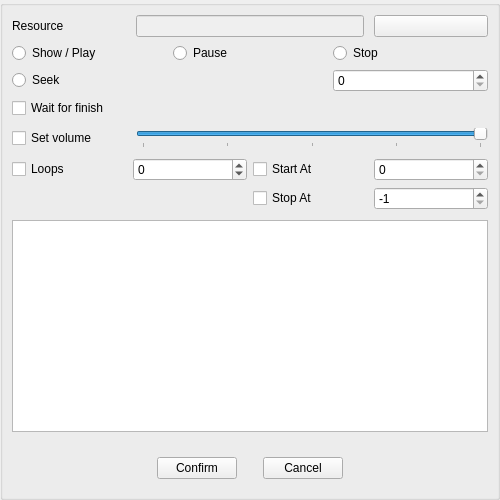
RemotelyChaotic/JOIPEngine, file src/Editor/Script/ResourceSnippetOverlay.ui: the form before one commit.
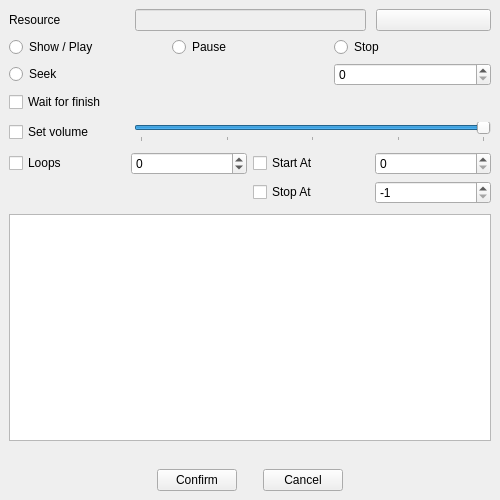
The form after the commit. Custom widgets are drawn as their Qt base class.

Commit message: Dynamically resizable popups for code generation

Patch:
```diff
--- a/src/Editor/Script/ResourceSnippetOverlay.ui
+++ b/src/Editor/Script/ResourceSnippetOverlay.ui
@@ -29,13 +29,93 @@
    <property name="spacing">
     <number>0</number>
    </property>
-   <item row="0" column="0">
-    <widget class="QGroupBox" name="groupBox">
-     <property name="title">
-      <string/>
-     </property>
-     <layout class="QGridLayout" name="gridLayout_5">
+   <item row="1" column="0">
+    <widget class="QWidget" name="widget" native="true">
+     <layout class="QGridLayout" name="gridLayout">
+      <item row="2" column="2">
+       <spacer name="horizontalSpacer_3">
+        <property name="orientation">
+         <enum>Qt::Horizontal</enum>
+        </property>
+        <property name="sizeType">
+         <enum>QSizePolicy::Fixed</enum>
+        </property>
+        <property name="sizeHint" stdset="0">
+         <size>
+          <width>20</width>
+          <height>20</height>
+         </size>
+        </property>
+       </spacer>
+      </item>
       <item row="2" column="1">
+       <widget class="QPushButton" name="pConfirmButton">
+        <property name="text">
+         <string>Confirm</string>
+        </property>
+       </widget>
+      </item>
+      <item row="2" column="0">
+       <spacer name="horizontalSpacer_2">
+        <property name="orientation">
+         <enum>Qt::Horizontal</enum>
+        </property>
+        <property name="sizeHint" stdset="0">
+         <size>
+          <width>40</width>
+          <height>20</height>
+         </size>
+        </property>
+       </spacer>
+      </item>
+      <item row="2" column="5">
+       <spacer name="horizontalSpacer">
+        <property name="orientation">
+         <enum>Qt::Horizontal</enum>
+        </property>
+        <property name="sizeHint" stdset="0">
+         <size>
+          <width>40</width>
+          <height>20</height>
+         </size>
+        </property>
+       </spacer>
+      </item>
+      <item row="2" column="3">
+       <widget class="QPushButton" name="pCancelButton">
+        <property name="text">
+         <string>Cancel</string>
+        </property>
+       </widget>
+      </item>
+     </layout>
+    </widget>
+   </item>
+   <item row="0" column="0">
+    <widget class="QScrollArea" name="pScrollArea">
+     <property name="frameShape">
+      <enum>QFrame::NoFrame</enum>
+     </property>
+     <property name="frameShadow">
+      <enum>QFrame::Plain</enum>
+     </property>
+     <property name="lineWidth">
+      <number>0</number>
+     </property>
+     <property name="widgetResizable">
+      <bool>true</bool>
+     </property>
+     <widget class="QWidget" name="scrollAreaWidgetContents">
+      <property name="geometry">
+       <rect>
+        <x>0</x>
+        <y>0</y>
+        <width>500</width>
+        <height>459</height>
+       </rect>
+      </property>
+      <layout class="QGridLayout" name="gridLayout_8">
+       <item row="1" column="0">
        <widget class="QWidget" name="widget_2" native="true">
         <layout class="QGridLayout" name="gridLayout_4">
          <property name="leftMargin">
@@ -97,7 +177,7 @@
         </layout>
        </widget>
       </item>
-      <item row="1" column="1">
+       <item row="0" column="0">
        <widget class="QWidget" name="widget_5" native="true">
         <layout class="QGridLayout" name="gridLayout_6">
          <property name="leftMargin">
@@ -148,7 +228,7 @@
         </layout>
        </widget>
       </item>
-      <item row="4" column="1">
+       <item row="2" column="0">
        <widget class="QWidget" name="widget_4" native="true">
         <property name="sizePolicy">
          <sizepolicy hsizetype="Preferred" vsizetype="Preferred">
@@ -371,86 +451,25 @@
         </layout>
        </widget>
       </item>
-      <item row="5" column="1">
-       <widget class="QWidget" name="widget" native="true">
-        <layout class="QGridLayout" name="gridLayout">
-         <item row="2" column="2">
-          <spacer name="horizontalSpacer_3">
-           <property name="orientation">
-            <enum>Qt::Horizontal</enum>
-           </property>
-           <property name="sizeType">
-            <enum>QSizePolicy::Fixed</enum>
-           </property>
-           <property name="sizeHint" stdset="0">
-            <size>
-             <width>20</width>
-             <height>20</height>
-            </size>
-           </property>
-          </spacer>
-         </item>
-         <item row="2" column="1">
-          <widget class="QPushButton" name="pConfirmButton">
-           <property name="text">
-            <string>Confirm</string>
-           </property>
-          </widget>
-         </item>
-         <item row="2" column="0">
-          <spacer name="horizontalSpacer_2">
-           <property name="orientation">
-            <enum>Qt::Horizontal</enum>
-           </property>
-           <property name="sizeHint" stdset="0">
-            <size>
-             <width>40</width>
-             <height>20</height>
-            </size>
-           </property>
-          </spacer>
-         </item>
-         <item row="2" column="5">
-          <spacer name="horizontalSpacer">
-           <property name="orientation">
-            <enum>Qt::Horizontal</enum>
-           </property>
-           <property name="sizeHint" stdset="0">
-            <size>
-             <width>40</width>
-             <height>20</height>
-            </size>
-           </property>
-          </spacer>
-         </item>
-         <item row="2" column="3">
-          <widget class="QPushButton" name="pCancelButton">
-           <property name="text">
-            <string>Cancel</string>
-           </property>
-          </widget>
-         </item>
-        </layout>
-       </widget>
-      </item>
-     </layout>
+      </layout>
+     </widget>
     </widget>
    </item>
   </layout>
  </widget>
  <customwidgets>
-  <customwidget>
-   <class>CSearchWidget</class>
-   <extends>QWidget</extends>
-   <header>Widgets/SearchWidget.h</header>
-   <container>1</container>
-  </customwidget>
   <customwidget>
    <class>COverlayBase</class>
    <extends>QWidget</extends>
    <header>Widgets/OverlayBase.h</header>
    <container>1</container>
   </customwidget>
+  <customwidget>
+   <class>CSearchWidget</class>
+   <extends>QWidget</extends>
+   <header>Widgets/SearchWidget.h</header>
+   <container>1</container>
+  </customwidget>
  </customwidgets>
  <resources/>
  <connections/>
```
Lines whose indentation alone changed are shown as unchanged. The commit also changes 23 other files.
